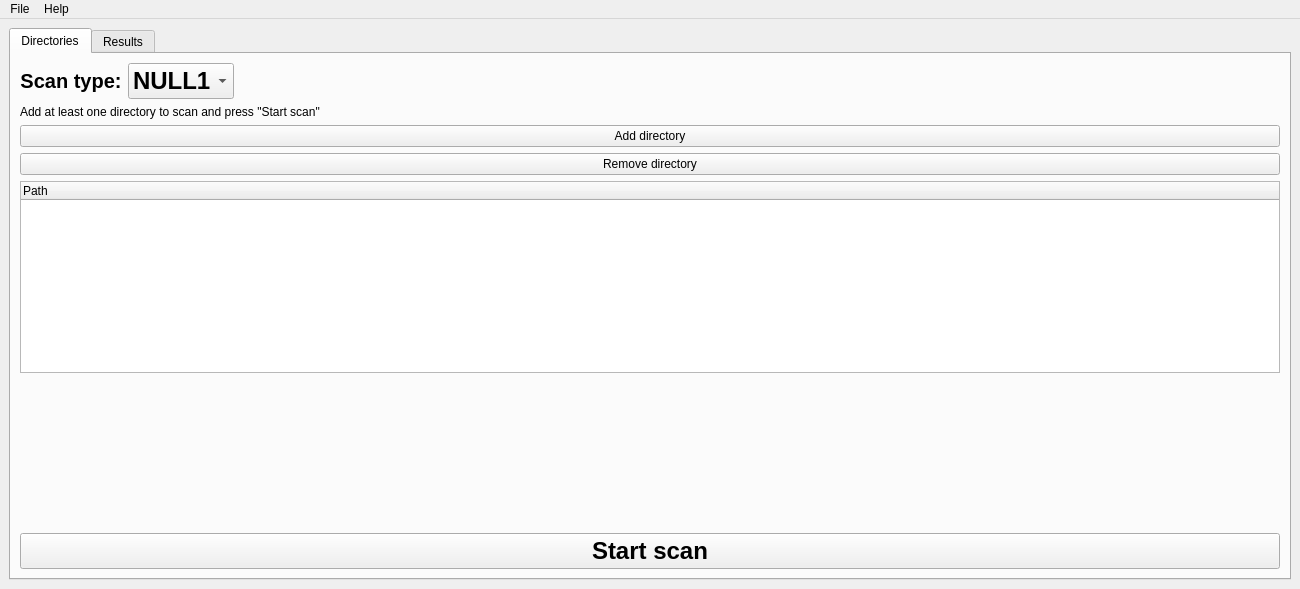
Above: src/frontend/main_window.ui from adam-choragwicki/DuplicateFileFinder_Qt_Cplusplus before the change. Below: the same form after it.
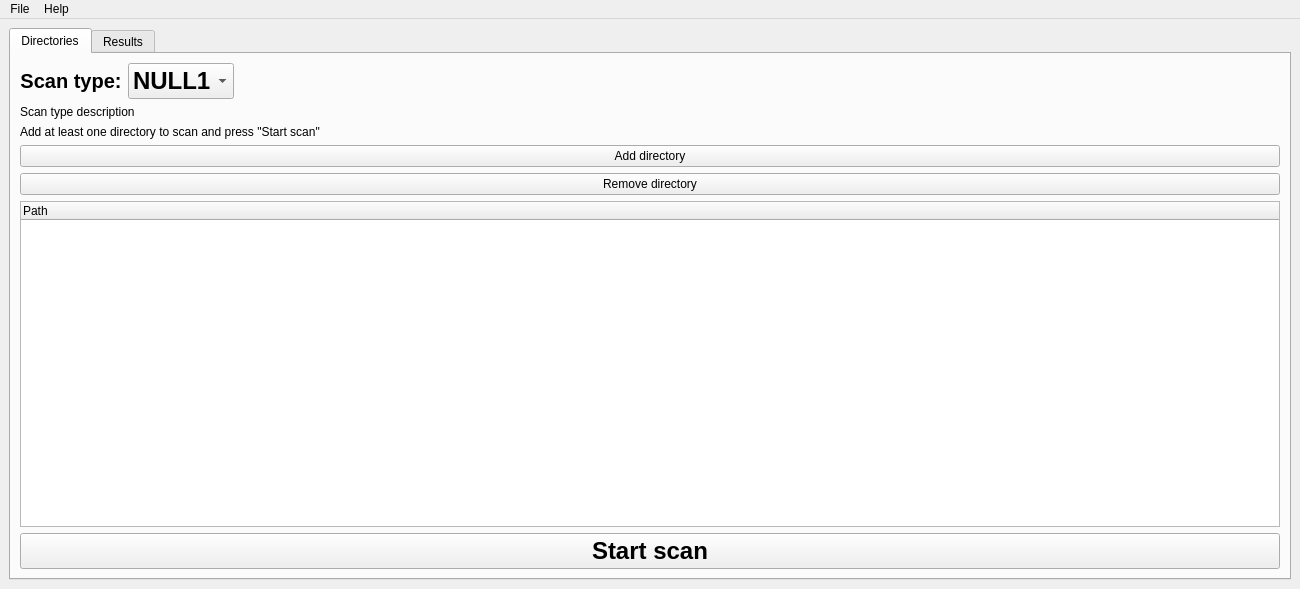
That is the form after the change. Custom widgets are drawn as their Qt base class.

Commit message: [GUI] - Set initial window size to 75% of available screen width and height - Change size display in results tab from 'Sizes KB' to 'Size' - Each item displays its own size in an appropriate way - Add label explaining scan type - Add tests

Diff of the .ui file:
```diff
--- a/src/frontend/main_window.ui
+++ b/src/frontend/main_window.ui
@@ -10,12 +10,6 @@
     <height>589</height>
    </rect>
   </property>
-  <property name="minimumSize">
-   <size>
-    <width>1300</width>
-    <height>300</height>
-   </size>
-  </property>
   <property name="windowTitle">
    <string>MainWindow</string>
   </property>
@@ -104,6 +98,16 @@
             </item>
            </layout>
           </item>
+          <item>
+           <widget class="QLabel" name="scanTypeDescription_Label">
+            <property name="text">
+             <string>Scan type description</string>
+            </property>
+            <property name="wordWrap">
+             <bool>true</bool>
+            </property>
+           </widget>
+          </item>
           <item>
            <widget class="QLabel" name="instructionLabel">
             <property name="text">
@@ -134,19 +138,6 @@
             </column>
            </widget>
           </item>
-          <item>
-           <spacer name="verticalSpacer">
-            <property name="orientation">
-             <enum>Qt::Orientation::Vertical</enum>
-            </property>
-            <property name="sizeHint" stdset="0">
-             <size>
-              <width>20</width>
-              <height>40</height>
-             </size>
-            </property>
-           </spacer>
-          </item>
           <item>
            <widget class="QPushButton" name="startScan_PushButton">
             <property name="font">
```
The commit also changes 6 other files.
